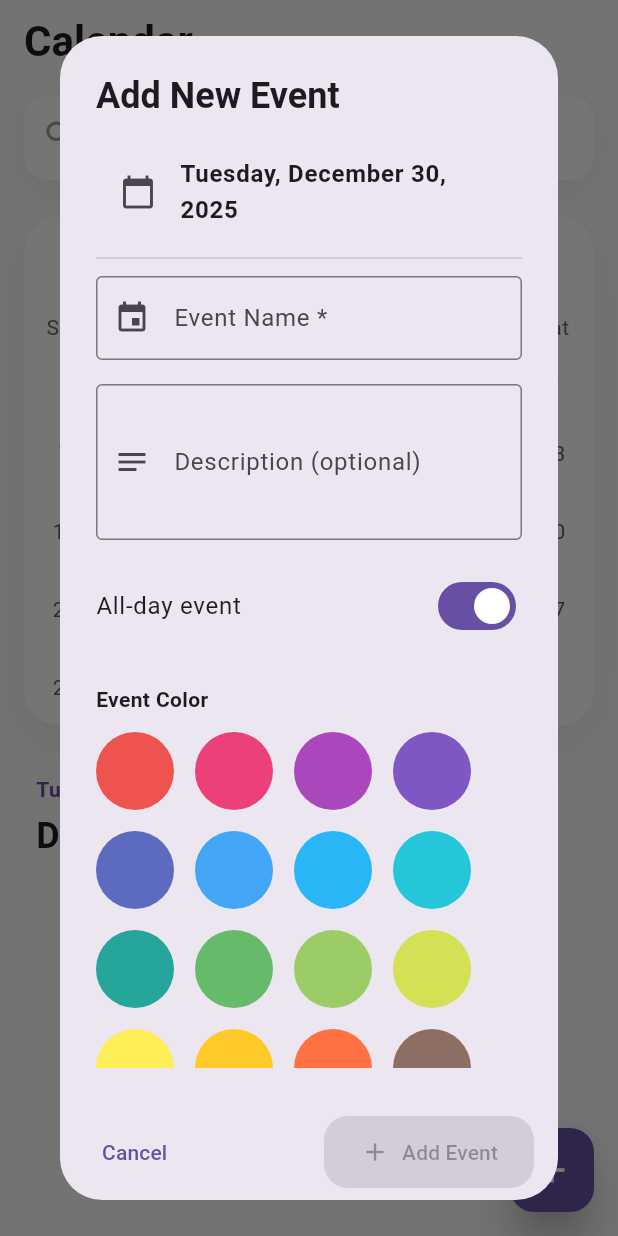
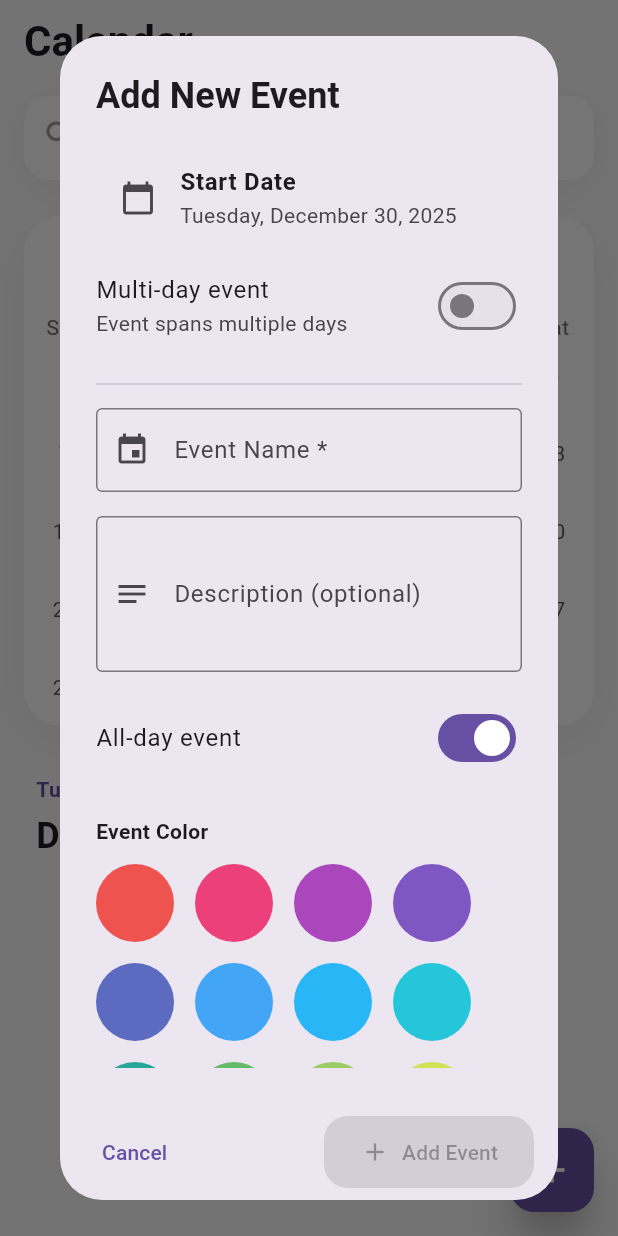
Before and after one commit to sazzysazz/flutter-calendar-app, a Flutter app: the screen it shows after launch, after a tap on the "add" icon, on a phone screen of 412 x 824 dp. Run offline on Flutter 3.47's test engine with Material 3 defaults, Android fonts, the phone set to English and light mode, and no system bars; drawn by our look-alikes of table_calendar; our stand-ins replace hive, hive_flutter; accounts and stored records are empty; network calls fail.

Commit message:
Including  Seleced Date and End Date

```diff
--- a/lib/models/holiday.dart
+++ b/lib/models/holiday.dart
@@ -1,15 +1,25 @@
 import 'package:flutter/material.dart';
-import 'package:hive_flutter/hive_flutter.dart';
+import 'package:hive/hive.dart';
 
 part 'holiday.g.dart';
+
+/// Helper extension – strips time part, keeps only year/month/day
+extension DateTimeExtension on DateTime {
+  DateTime stripTime() => DateTime(year, month, day);
+}
 
 @HiveType(typeId: 0)
 class Holiday extends HiveObject {
   @HiveField(0)
   String name;
 
+  /// Start of the event (always required)
   @HiveField(1)
-  DateTime date;
+  DateTime startDate;
+
+  /// End of the event – null = single-day event
+  @HiveField(7) // Use a higher index to avoid conflicting with existing data
+  DateTime? endDate;
 
   @HiveField(2)
   String type;
@@ -28,7 +38,8 @@ class Holiday extends HiveObject {
 
   Holiday({
     required this.name,
-    required this.date,
+    required this.startDate,
+    this.endDate,
     required this.type,
     this.description,
     this.colorCode = 0xFF2196F3,
@@ -36,29 +47,49 @@ class Holiday extends HiveObject {
   })  : hour = time?.hour,
         minute = time?.minute;
 
+  /// Stripped start date (for mapping / comparison)
+  DateTime get startDay => startDate.stripTime();
+
+  /// Stripped end date – falls back to startDate if null
+  DateTime get endDay => (endDate ?? startDate).stripTime();
+
+  /// Does this event cover the given day?
+  bool coversDay(DateTime day) {
+    final d = day.stripTime();
+    return !d.isBefore(startDay) && !d.isAfter(endDay);
+  }
+
+  /// Time of day (if set)
   TimeOfDay? get time =>
       (hour != null && minute != null)
           ? TimeOfDay(hour: hour!, minute: minute!)
           : null;
 
-  /// Used for editing – updates this object
+  /// Update an existing event (used in edit dialog)
   void updateEvent({
     required String name,
     String? description,
     TimeOfDay? time,
     required int colorCode,
+    required DateTime startDate,
+    DateTime? endDate,
   }) {
     this.name = name;
     this.description = description;
     this.hour = time?.hour;
     this.minute = time?.minute;
     this.colorCode = colorCode;
+    this.startDate = startDate;
+    this.endDate = endDate;
   }
 
+  /// Parse from public holiday API JSON
   factory Holiday.fromJson(Map<String, dynamic> json) {
+    final date = DateTime.parse(json['date']);
     return Holiday(
       name: json['name'],
-      date: DateTime.parse(json['date']),
+      startDate: date,
+      endDate: null, // Public holidays are always single-day
       type: json['type'] ?? 'Public',
       description: json['description'],
       colorCode: _getColorForType(json['type'] ?? 'Public'),
--- a/lib/screens/calendar_page.dart
+++ b/lib/screens/calendar_page.dart
@@ -6,9 +6,8 @@ import '../services/holiday_service.dart';
 import '../services/event_database.dart';
 import '../widgets/add_event_dialog.dart';
 
-extension DateTimeExtension on DateTime {
-  DateTime stripTime() => DateTime(year, month, day);
-}
+// No need to redefine the extension here — it's already in holiday.dart
+// extension DateTimeExtension on DateTime { ... } ← REMOVED
 
 class CalendarPage extends StatefulWidget {
   const CalendarPage({super.key});
@@ -20,7 +19,6 @@ class CalendarPage extends StatefulWidget {
 class _CalendarPageState extends State<CalendarPage> {
   DateTime _focusedDay = DateTime.now();
   DateTime _selectedDay = DateTime.now();
-  Map<DateTime, List<Holiday>> _holidayEvents = {};
   List<Holiday> _allEvents = [];
   List<Holiday> _searchResults = [];
   final TextEditingController _searchController = TextEditingController();
@@ -49,26 +47,18 @@ class _CalendarPageState extends State<CalendarPage> {
 
     final allEvents = <Holiday>[...publicHolidays, ...customEvents];
 
-    final Map<DateTime, List<Holiday>> mapped = {};
-    for (var event in allEvents) {
-      final day = event.date.stripTime();
-      mapped.putIfAbsent(day, () => []).add(event);
-    }
-
     if (mounted) {
       setState(() {
         _allEvents = allEvents;
-        _holidayEvents = mapped;
       });
-
-      if (_searchController.text.isNotEmpty) {
       _onSearchChanged(_searchController.text);
     }
   }
-  }
 
-  List<Holiday> getEvents(DateTime day) {
-    return _holidayEvents[day.stripTime()] ?? [];
+  // Returns all events that cover the given day (supports multi-day events)
+  List<Holiday> getEventsForDay(DateTime day) {
+    final d = day.stripTime(); // Uses extension from holiday.dart
+    return _allEvents.where((event) => event.coversDay(d)).toList();
   }
 
   void _addEvent() async {
@@ -98,7 +88,7 @@ class _CalendarPageState extends State<CalendarPage> {
     final updatedEvent = await showDialog<Holiday>(
       context: context,
       builder: (_) => AddEventDialog(
-        selectedDay: oldEvent.date,
+        selectedDay: oldEvent.startDate,
         existingEvent: oldEvent,
       ),
     );
@@ -109,6 +99,8 @@ class _CalendarPageState extends State<CalendarPage> {
         description: updatedEvent.description,
         time: updatedEvent.time,
         colorCode: updatedEvent.colorCode,
+        startDate: updatedEvent.startDate,
+        endDate: updatedEvent.endDate,
       );
       await oldEvent.save();
       await loadHolidays();
@@ -218,12 +210,12 @@ Widget build(BuildContext context) {
             ),
           ),
 
-        // NEW: Search Results Panel (only when searching)
+          // Search Results Panel
           if (_searchResults.isNotEmpty)
             SliverToBoxAdapter(
               child: Container(
                 constraints: BoxConstraints(
-                maxHeight: MediaQuery.of(context).size.height * 0.5, // limit to ~50% of screen
+                  maxHeight: MediaQuery.of(context).size.height * 0.5,
                 ),
                 margin: const EdgeInsets.fromLTRB(16, 0, 16, 16),
                 decoration: BoxDecoration(
@@ -285,12 +277,12 @@ Widget build(BuildContext context) {
               ),
             ),
 
-        // Calendar (always visible, but pushed down when searching)
+          // Calendar
           SliverToBoxAdapter(
             child: Padding(
               padding: EdgeInsets.symmetric(
                 horizontal: 16,
-              vertical: _searchResults.isNotEmpty ? 0 : 8, // less top padding when results are shown
+                vertical: _searchResults.isNotEmpty ? 0 : 8,
               ),
               child: Container(
                 decoration: BoxDecoration(
@@ -305,7 +297,6 @@ Widget build(BuildContext context) {
                   ],
                 ),
                 child: TableCalendar(
-                // ... your existing TableCalendar config (unchanged)
                   firstDay: DateTime.utc(2020, 1, 1),
                   lastDay: DateTime.utc(2030, 12, 31),
                   focusedDay: _focusedDay,
@@ -314,12 +305,9 @@ Widget build(BuildContext context) {
                     setState(() {
                       _selectedDay = selected;
                       _focusedDay = focused;
-                    // Optionally clear search when selecting a day
-                    // _searchController.clear();
-                    // _searchResults = [];
                     });
                   },
-                eventLoader: getEvents,
+                  eventLoader: getEventsForDay,
                   headerStyle: const HeaderStyle(
                     formatButtonVisible: false,
                     titleCentered: true,
@@ -340,7 +328,8 @@ Widget build(BuildContext context) {
                         child: Row(
                           mainAxisAlignment: MainAxisAlignment.center,
                           children: events.take(4).map((e) {
-                          final color = Color((e as Holiday).colorCode);
+                            final Holiday holiday = e as Holiday;
+                            final color = Color(holiday.colorCode);
                             return Container(
                               margin: const EdgeInsets.symmetric(horizontal: 1.5),
                               width: 8,
@@ -348,6 +337,9 @@ Widget build(BuildContext context) {
                               decoration: BoxDecoration(
                                 color: color,
                                 shape: BoxShape.circle,
+                                border: holiday.endDate != null
+                                    ? Border.all(color: Colors.white, width: 1.5)
+                                    : null,
                               ),
                             );
                           }).toList(),
@@ -360,7 +352,7 @@ Widget build(BuildContext context) {
             ),
           ),
 
-        // Selected day header and events (only when NOT searching)
+          // Selected day header (only when not searching)
           if (_searchResults.isEmpty)
             SliverToBoxAdapter(
               child: Padding(
@@ -378,7 +370,7 @@ Widget build(BuildContext context) {
                         const SizedBox(height: 4),
                         Text(
                           DateFormat('MMMM d, yyyy').format(_selectedDay),
-                        style: TextStyle(fontSize: 24, fontWeight: FontWeight.bold),
+                          style: const TextStyle(fontSize: 24, fontWeight: FontWeight.bold),
                         ),
                       ],
                     ),
@@ -387,14 +379,22 @@ Widget build(BuildContext context) {
               ),
             ),
 
-        // Events for selected day (only when NOT searching)
-        if (_searchResults.isEmpty && getEvents(_selectedDay).isNotEmpty)
-          SliverList(
+          // Events list or empty state (only when not searching)
+          if (_searchResults.isEmpty)
+            () {
+              final eventsToday = getEventsForDay(_selectedDay);
+              if (eventsToday.isNotEmpty) {
+                return SliverList(
                   delegate: SliverChildBuilderDelegate(
                     (context, index) {
-                final event = getEvents(_selectedDay)[index];
+                      final event = eventsToday[index];
                       return Padding(
-                  padding: EdgeInsets.fromLTRB(24, index == 0 ? 0 : 8, 24, index == getEvents(_selectedDay).length - 1 ? 24 : 8),
+                        padding: EdgeInsets.fromLTRB(
+                          24,
+                          index == 0 ? 0 : 8,
+                          24,
+                          index == eventsToday.length - 1 ? 24 : 8,
+                        ),
                         child: _EventCard(
                           event: event,
                           onEdit: () => _editEvent(event),
@@ -402,11 +402,11 @@ Widget build(BuildContext context) {
                         ),
                       );
                     },
-              childCount: getEvents(_selectedDay).length,
+                    childCount: eventsToday.length,
                   ),
-          )
-        else if (_searchResults.isEmpty && getEvents(_selectedDay).isEmpty)
-          const SliverFillRemaining(
+                );
+              } else {
+                return const SliverFillRemaining(
                   hasScrollBody: false,
                   child: Center(
                     child: Column(
@@ -420,19 +420,22 @@ Widget build(BuildContext context) {
                       ],
                     ),
                   ),
-          ),
+                );
+              }
+            }(),
         ],
       ),
     );
   }
 }
-// Keep your _EventCard, _EventDetailsSheet, _DetailRow exactly as in your original code
-// (They are perfect – no changes needed)
+
+// ==================== Event UI Widgets (Updated for Multi-Day) ====================
 
 class _EventCard extends StatelessWidget {
   final Holiday event;
   final VoidCallback onEdit;
   final VoidCallback onDelete;
+
   const _EventCard({required this.event, required this.onEdit, required this.onDelete});
 
   @override
@@ -455,7 +458,9 @@ class _EventCard extends StatelessWidget {
         decoration: BoxDecoration(
           color: isDark ? Colors.grey[900] : Colors.white,
           borderRadius: BorderRadius.circular(20),
-          boxShadow: [BoxShadow(color: Colors.black.withOpacity(0.05), blurRadius: 20, offset: const Offset(0, 4))],
+          boxShadow: [
+            BoxShadow(color: Colors.black.withOpacity(0.05), blurRadius: 20, offset: const Offset(0, 4))
+          ],
         ),
         child: Stack(
           children: [
@@ -467,7 +472,10 @@ class _EventCard extends StatelessWidget {
                 width: 6,
                 decoration: BoxDecoration(
                   color: color,
-                  borderRadius: const BorderRadius.only(topLeft: Radius.circular(20), bottomLeft: Radius.circular(20)),
+                  borderRadius: const BorderRadius.only(
+                    topLeft: Radius.circular(20),
+                    bottomLeft: Radius.circular(20),
+                  ),
                 ),
               ),
             ),
@@ -486,7 +494,12 @@ class _EventCard extends StatelessWidget {
                     child: Column(
                       crossAxisAlignment: CrossAxisAlignment.start,
                       children: [
-                        Text(event.name, style: const TextStyle(fontSize: 17, fontWeight: FontWeight.w600), maxLines: 1, overflow: TextOverflow.ellipsis),
+                        Text(
+                          event.name,
+                          style: const TextStyle(fontSize: 17, fontWeight: FontWeight.w600),
+                          maxLines: 1,
+                          overflow: TextOverflow.ellipsis,
+                        ),
                         const SizedBox(height: 6),
                         Row(
                           children: [
@@ -532,6 +545,7 @@ class _EventDetailsSheet extends StatelessWidget {
   final Holiday event;
   final VoidCallback onEdit;
   final VoidCallback onDelete;
+
   const _EventDetailsSheet({required this.event, required this.onEdit, required this.onDelete});
 
   @override
@@ -539,6 +553,15 @@ class _EventDetailsSheet extends StatelessWidget {
     final theme = Theme.of(context);
     final isDark = theme.brightness == Brightness.dark;
     final color = Color(event.colorCode);
+
+    String dateDisplay;
+    if (event.endDate == null) {
+      dateDisplay = DateFormat('EEEE, MMMM d, yyyy').format(event.startDate);
+    } else if (event.startDate.stripTime() == event.endDate!.stripTime()) {
+      dateDisplay = DateFormat('EEEE, MMMM d, yyyy').format(event.startDate);
+    } else {
+      dateDisplay = '${DateFormat('MMM d').format(event.startDate)} – ${DateFormat('MMM d, yyyy').format(event.endDate!)}';
+    }
 
     return Container(
       margin: const EdgeInsets.all(16),
@@ -581,9 +604,13 @@ class _EventDetailsSheet extends StatelessWidget {
             padding: const EdgeInsets.all(24),
             child: Column(
               children: [
-                _DetailRow(icon: Icons.calendar_today, title: 'Date', value: DateFormat('EEEE, MMMM d, yyyy').format(event.date)),
+                _DetailRow(icon: Icons.calendar_today, title: 'Date', value: dateDisplay),
                 const SizedBox(height: 16),
-                _DetailRow(icon: Icons.access_time, title: 'Time', value: event.time != null ? event.time!.format(context) : 'All day'),
+                _DetailRow(
+                  icon: Icons.access_time,
+                  title: 'Time',
+                  value: event.time != null ? event.time!.format(context) : 'All day',
+                ),
                 if (event.description != null) ...[
                   const SizedBox(height: 16),
                   _DetailRow(icon: Icons.description, title: 'Description', value: event.description!),
@@ -654,6 +681,7 @@ class _DetailRow extends StatelessWidget {
   final IconData icon;
   final String title;
   final String value;
+
   const _DetailRow({required this.icon, required this.title, required this.value});
 
   @override
--- a/lib/widgets/add_event_dialog.dart
+++ b/lib/widgets/add_event_dialog.dart
@@ -4,7 +4,7 @@ import '../models/holiday.dart';
 
 class AddEventDialog extends StatefulWidget {
   final DateTime selectedDay;
-  final Holiday? existingEvent; // null = add new, not null = edit
+  final Holiday? existingEvent;
 
   const AddEventDialog({
     super.key,
@@ -18,13 +18,13 @@ class AddEventDialog extends StatefulWidget {
 
 class _AddEventDialogState extends State<AddEventDialog> {
   final _formKey = GlobalKey<FormState>();
-
   late TextEditingController _nameController;
   late TextEditingController _descController;
-
   TimeOfDay? _pickedTime;
   bool _isAllDay = false;
   late int _selectedColor;
+  late DateTime _startDate;
+  late DateTime? _endDate;
 
   final List<int> _colorPalette = [
     0xFFEF5350, 0xFFEC407A, 0xFFAB47BC, 0xFF7E57C2,
@@ -37,16 +37,18 @@ class _AddEventDialogState extends State<AddEventDialog> {
   void initState() {
     super.initState();
 
-    // Pre-fill fields when editing
-    _nameController = TextEditingController(text: widget.existingEvent?.name ?? '');
-    _descController = TextEditingController(text: widget.existingEvent?.description ?? '');
-    _pickedTime = widget.existingEvent?.time;
-    _selectedColor = widget.existingEvent?.colorCode ?? 0xFF2196F3;
+    final existing = widget.existingEvent;
+    _nameController = TextEditingController(text: existing?.name ?? '');
+    _descController = TextEditingController(text: existing?.description ?? '');
+    _pickedTime = existing?.time;
+    _selectedColor = existing?.colorCode ?? 0xFF2196F3;
 
-    // If no time is set → treat as all-day
-    _isAllDay = widget.existingEvent?.time == null;
+    // If existing event has no time → treat as all-day
+    _isAllDay = existing?.time == null;
 
-    // Update button state when typing
+    _startDate = existing?.startDate ?? widget.selectedDay;
+    _endDate = existing?.endDate;
+
     _nameController.addListener(() => setState(() {}));
   }
 
@@ -57,11 +59,11 @@ class _AddEventDialogState extends State<AddEventDialog> {
     super.dispose();
   }
 
+  bool get _canSave => _nameController.text.trim().isNotEmpty;
+
   @override
   Widget build(BuildContext context) {
     final bool isEditing = widget.existingEvent != null;
-    final DateTime displayDate = isEditing ? widget.existingEvent!.date : widget.selectedDay;
-    final bool canSave = _nameController.text.trim().isNotEmpty;
     final bool isDark = Theme.of(context).brightness == Brightness.dark;
 
     return AlertDialog(
@@ -81,17 +83,66 @@ class _AddEventDialogState extends State<AddEventDialog> {
               mainAxisSize: MainAxisSize.min,
               crossAxisAlignment: CrossAxisAlignment.start,
               children: [
-                // Selected date display
+                // Start Date
                 ListTile(
                   leading: const Icon(Icons.calendar_today),
-                  title: Text(
-                    DateFormat('EEEE, MMMM d, yyyy').format(displayDate),
-                    style: const TextStyle(fontWeight: FontWeight.w600),
+                  title: const Text('Start Date', style: TextStyle(fontWeight: FontWeight.w600)),
+                  subtitle: Text(DateFormat('EEEE, MMMM d, yyyy').format(_startDate)),
+                  onTap: () async {
+                    final picked = await showDatePicker(
+                      context: context,
+                      initialDate: _startDate,
+                      firstDate: DateTime(2020),
+                      lastDate: DateTime(2030),
+                    );
+                    if (picked != null) {
+                      setState(() {
+                        _startDate = picked;
+                        if (_endDate != null && _endDate!.isBefore(picked)) {
+                          _endDate = picked;
+                        }
+                      });
+                    }
+                  },
+                ),
+
+                // Multi-day toggle
+                SwitchListTile(
+                  contentPadding: EdgeInsets.zero,
+                  title: const Text('Multi-day event'),
+                  subtitle: const Text('Event spans multiple days'),
+                  value: _endDate != null,
+                  onChanged: (value) {
+                    setState(() {
+                      _endDate = value ? _startDate : null;
+                    });
+                  },
+                ),
+
+                // End Date (if multi-day)
+                if (_endDate != null) ...[
+                  const SizedBox(height: 8),
+                  ListTile(
+                    leading: const Icon(Icons.calendar_today_outlined),
+                    title: const Text('End Date', style: TextStyle(fontWeight: FontWeight.w600)),
+                    subtitle: Text(DateFormat('EEEE, MMMM d, yyyy').format(_endDate!)),
+                    onTap: () async {
+                      final picked = await showDatePicker(
+                        context: context,
+                        initialDate: _endDate!,
+                        firstDate: _startDate,
+                        lastDate: DateTime(2030),
+                      );
+                      if (picked != null) {
+                        setState(() => _endDate = picked);
+                      }
+                    },
                   ),
-                ),
-                const Divider(height: 24),
+                ],
 
-                // Event Name (required)
+                const Divider(height: 32),
+
+                // Event Name
                 TextFormField(
                   controller: _nameController,
                   decoration: const InputDecoration(
@@ -104,7 +155,7 @@ class _AddEventDialogState extends State<AddEventDialog> {
                 ),
                 const SizedBox(height: 16),
 
-                // Description (optional)
+                // Description
                 TextField(
                   controller: _descController,
                   maxLines: 3,
@@ -124,12 +175,14 @@ class _AddEventDialogState extends State<AddEventDialog> {
                   onChanged: (value) {
                     setState(() {
                       _isAllDay = value;
-                      if (value) _pickedTime = null;
+                      if (value) {
+                        _pickedTime = null; // Clear time when all-day
+                      }
                     });
                   },
                 ),
 
-                // Time picker — only shown when not all-day
+                // Time picker — only visible if NOT all-day
                 if (!_isAllDay) ...[
                   const SizedBox(height: 8),
                   Row(
@@ -187,18 +240,10 @@ class _AddEventDialogState extends State<AddEventDialog> {
                             width: isSelected ? 4 : 0,
                           ),
                           boxShadow: isSelected
-                              ? const [
-                                  BoxShadow(
-                                    color: Colors.black26,
-                                    blurRadius: 10,
-                                    offset: Offset(0, 4),
-                                  )
-                                ]
+                              ? [BoxShadow(color: Colors.black26, blurRadius: 10, offset: const Offset(0, 4))]
                               : null,
                         ),
-                        child: isSelected
-                            ? const Icon(Icons.check, color: Colors.white, size: 28)
-                            : null,
+                        child: isSelected ? const Icon(Icons.check, color: Colors.white, size: 28) : null,
                       ),
                     );
                   }).toList(),
@@ -211,33 +256,30 @@ class _AddEventDialogState extends State<AddEventDialog> {
       actionsPadding: const EdgeInsets.symmetric(horizontal: 16, vertical: 8),
       actionsAlignment: MainAxisAlignment.spaceBetween,
       actions: [
-        TextButton(
-          onPressed: () => Navigator.pop(context),
-          child: const Text('Cancel'),
-        ),
+        TextButton(onPressed: () => Navigator.pop(context), child: const Text('Cancel')),
         ElevatedButton.icon(
-          onPressed: canSave
+          onPressed: _canSave
               ? () {
                   if (_formKey.currentState!.validate()) {
                     final event = Holiday(
                       name: _nameController.text.trim(),
-                      date: displayDate,
+                      startDate: _startDate,
+                      endDate: _endDate,
                       type: widget.existingEvent?.type ?? 'Custom',
-                      description: _descController.text.trim().isEmpty
-                          ? null
-                          : _descController.text.trim(),
+                      description: _descController.text.trim().isEmpty ? null : _descController.text.trim(),
+                      // Only pass time if NOT all-day and time is picked
                       time: _isAllDay ? null : _pickedTime,
                       colorCode: _selectedColor,
                     );
-                    Navigator.pop(context, event); // Return created/updated event
+                    Navigator.pop(context, event);
                   }
                 }
               : null,
           icon: Icon(isEditing ? Icons.save : Icons.add, size: 20),
           label: Text(isEditing ? 'Save Changes' : 'Add Event'),
           style: ElevatedButton.styleFrom(
-            backgroundColor: canSave ? Color(_selectedColor) : null,
-            foregroundColor: canSave ? Colors.white : null,
+            backgroundColor: _canSave ? Color(_selectedColor) : null,
+            foregroundColor: _canSave ? Colors.white : null,
             padding: const EdgeInsets.symmetric(horizontal: 24, vertical: 14),
             shape: RoundedRectangleBorder(borderRadius: BorderRadius.circular(16)),
             elevation: 6,
```
Also changed, not shown: lib/models/holiday.g.dart. Lines whose indentation alone changed are shown as unchanged.
